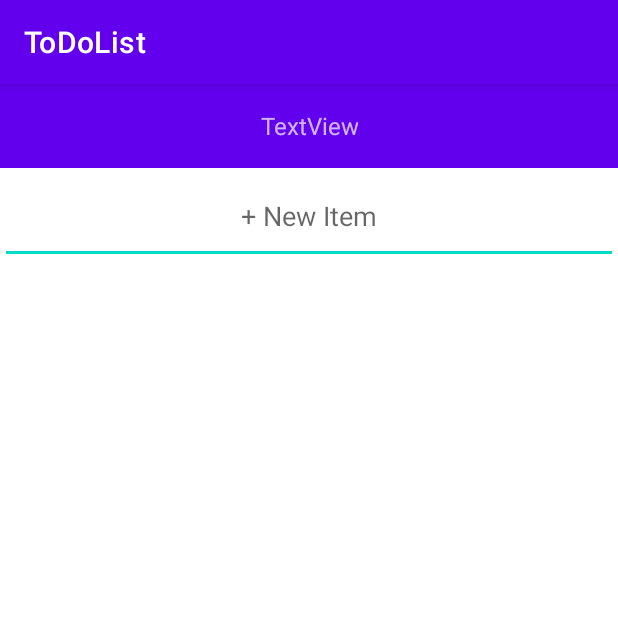
After one commit to MartinezSafari/ToDoList-Android-App, an Android app: the ItemsActivity screen opened directly, with no data from a screen before it, on a phone screen of 412 x 824 dp, the top half of it. The commit adds this screen. Run offline under Robolectric (Android 15) with nearby library versions, the phone set to English and light mode, and no system bars.

Commit message:
add new items activity + layout

```diff
--- a/app/src/main/AndroidManifest.xml
+++ b/app/src/main/AndroidManifest.xml
@@ -14,6 +14,9 @@
         android:theme="@style/Theme.ToDoList"
         tools:targetApi="31">
         <activity
+            android:name=".ItemsActivity"
+            android:exported="false" />
+        <activity
             android:name=".GroupsActivity"
             android:exported="true">
             <intent-filter>
--- /dev/null
+++ b/app/src/main/java/org/thereachtrust/todolist/ItemsActivity.kt
@@ -0,0 +1,11 @@
+package org.thereachtrust.todolist
+
+import androidx.appcompat.app.AppCompatActivity
+import android.os.Bundle
+
+class ItemsActivity : AppCompatActivity() {
+    override fun onCreate(savedInstanceState: Bundle?) {
+        super.onCreate(savedInstanceState)
+        setContentView(R.layout.items)
+    }
+}
--- a/app/src/main/res/layout/groups.xml
+++ b/app/src/main/res/layout/groups.xml
@@ -2,7 +2,6 @@
 <LinearLayout xmlns:android="http://schemas.android.com/apk/res/android"
     xmlns:app="http://schemas.android.com/apk/res-auto"
     xmlns:tools="http://schemas.android.com/tools"
-    android:id="@+id/groupsRecycleView "
     android:layout_width="match_parent"
     android:layout_height="match_parent"
     android:orientation="vertical"
@@ -19,7 +18,8 @@
         android:text="+ New Item"
         android:textAlignment="viewStart"
         android:textAllCaps="false"
-        android:textColor="#01579B" />
+        android:textColor="#01579B"
+        tools:ignore="RtlCompat" />
 
     <androidx.recyclerview.widget.RecyclerView
         android:layout_width="match_parent"
--- /dev/null
+++ b/app/src/main/res/layout/items.xml
@@ -0,0 +1,46 @@
+<?xml version="1.0" encoding="utf-8"?>
+<LinearLayout
+    android:orientation="vertical"
+    xmlns:android="http://schemas.android.com/apk/res/android"
+    xmlns:app="http://schemas.android.com/apk/res-auto"
+    xmlns:tools="http://schemas.android.com/tools"
+    android:layout_width="match_parent"
+    android:layout_height="match_parent"
+    tools:context=".ItemsActivity">
+
+    <androidx.appcompat.widget.Toolbar
+        android:id="@+id/toolbar"
+        android:layout_width="match_parent"
+        android:layout_height="wrap_content"
+        android:layout_weight="0"
+        android:background="?attr/colorPrimary"
+        android:minHeight="?attr/actionBarSize"
+        android:theme="?attr/actionBarTheme">
+
+        <TextView
+            android:id="@+id/toolBarTitle"
+            android:layout_width="wrap_content"
+            android:layout_height="wrap_content"
+            android:layout_gravity="center"
+            android:gravity="center"
+            android:text="TextView"
+            android:textSize="16sp" />
+    </androidx.appcompat.widget.Toolbar>
+
+
+    <EditText
+        android:id="@+id/newItemEditText"
+        android:layout_width="match_parent"
+        android:layout_height="64dp"
+        android:layout_weight="0"
+        android:ems="10"
+        android:hint="+ New Item"
+        android:inputType="textPersonName"
+        android:textAlignment="center" />
+
+    <androidx.recyclerview.widget.RecyclerView
+        android:id="@+id/itemsRecycleView"
+        android:layout_width="match_parent"
+        android:layout_height="match_parent"
+        android:layout_weight="1" />
+</LinearLayout>
```
